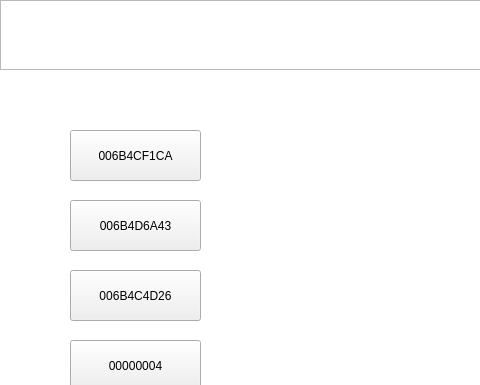
Above: SmartCabinet/Device/devicesimulate.ui from birdman1992/SmartCabinet before the change; both pictures show x 0 to 480 and y 0 to 385 of the 640 by 480 pixel window. Below: the same form after it.
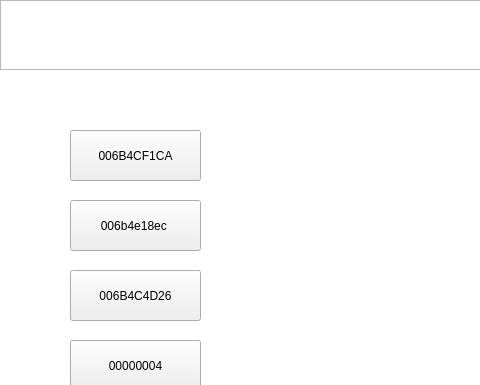
That is the form after the change. The open tabs and pages were chosen to show the change.

```diff
--- a/SmartCabinet/Device/devicesimulate.ui
+++ b/SmartCabinet/Device/devicesimulate.ui
@@ -88,7 +88,7 @@
         <enum>Qt::NoFocus</enum>
        </property>
        <property name="text">
-        <string>006B4D6A43</string>
+        <string>006b4e18ec </string>
        </property>
       </widget>
       <widget class="QPushButton" name="pushButton_3">
```
Left out of the diff: 2 changed lines with no effect on the pictures.
